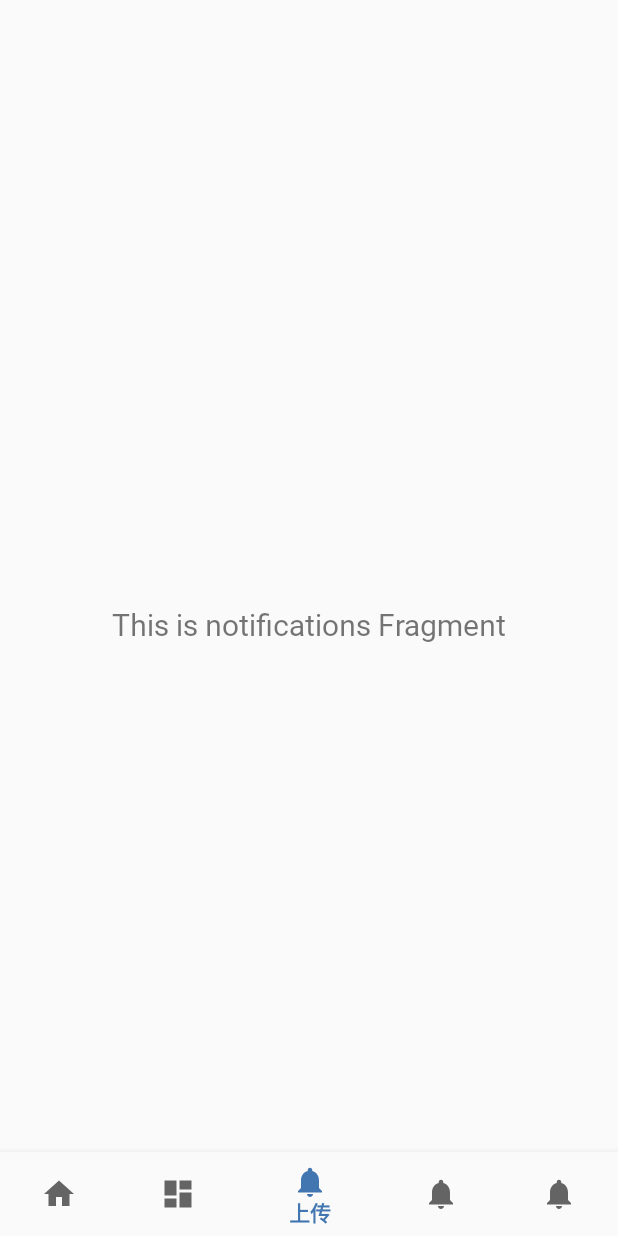
After one commit to ROBINRUGAN/Android_Round5, an Android app: the UploadFragment screen opened through its navigation route, on a phone screen of 412 x 824 dp. The commit adds this screen. Run offline under Robolectric (Android 15) with nearby library versions, the phone set to English and light mode, and no system bars; our stand-ins replace navigation-ui.

Commit message:
创建五个fragment，分别为闲猫，交易，上传，消息，我的

```diff
--- a/app/src/main/java/com/example/android_round5/MainActivity.kt
+++ b/app/src/main/java/com/example/android_round5/MainActivity.kt
@@ -37,7 +37,7 @@ class MainActivity : AppCompatActivity() {
         // menu should be considered as top level destinations.
         val appBarConfiguration = AppBarConfiguration(
             setOf(
-                R.id.navigation_home, R.id.navigation_dashboard, R.id.navigation_notifications
+                R.id.navigation_home, R.id.navigation_deal, R.id.navigation_upload,R.id.navigation_message,R.id.navigation_me
             )
         )
         navView.setupWithNavController(navController)
--- a/app/src/main/java/com/example/android_round5/ui/notifications/NotificationsViewModel.kt
+++ b/app/src/main/java/com/example/android_round5/ui/deal/DealViewModel.kt
@@ -1,13 +1,13 @@
-package com.example.android_round5.ui.notifications
+package com.example.android_round5.ui.deal
 
 import androidx.lifecycle.LiveData
 import androidx.lifecycle.MutableLiveData
 import androidx.lifecycle.ViewModel
 
-class NotificationsViewModel : ViewModel() {
+class DealViewModel : ViewModel() {
 
     private val _text = MutableLiveData<String>().apply {
-        value = "This is notifications Fragment"
+        value = "This is dashboard Fragment"
     }
     val text: LiveData<String> = _text
 }
--- a/app/src/main/java/com/example/android_round5/ui/dashboard/DashboardViewModel.kt
+++ b/app/src/main/java/com/example/android_round5/ui/me/MeViewModel.kt
@@ -1,13 +1,13 @@
-package com.example.android_round5.ui.dashboard
+package com.example.android_round5.ui.me
 
 import androidx.lifecycle.LiveData
 import androidx.lifecycle.MutableLiveData
 import androidx.lifecycle.ViewModel
 
-class DashboardViewModel : ViewModel() {
+class MeViewModel : ViewModel() {
 
     private val _text = MutableLiveData<String>().apply {
-        value = "This is dashboard Fragment"
+        value = "This is notifications Fragment"
     }
     val text: LiveData<String> = _text
 }
--- /dev/null
+++ b/app/src/main/java/com/example/android_round5/ui/upload/UploadFragment.kt
@@ -0,0 +1,42 @@
+package com.example.android_round5.ui.upload
+
+import android.os.Bundle
+import android.view.LayoutInflater
+import android.view.View
+import android.view.ViewGroup
+import android.widget.TextView
+import androidx.fragment.app.Fragment
+import androidx.lifecycle.ViewModelProvider
+import com.example.android_round5.databinding.FragmentUploadBinding
+
+class UploadFragment : Fragment() {
+
+    private var _binding: FragmentUploadBinding? = null
+
+    // This property is only valid between onCreateView and
+    // onDestroyView.
+    private val binding get() = _binding!!
+
+    override fun onCreateView(
+        inflater: LayoutInflater,
+        container: ViewGroup?,
+        savedInstanceState: Bundle?
+    ): View {
+        val uploadViewModel =
+            ViewModelProvider(this).get(UploadViewModel::class.java)
+
+        _binding = FragmentUploadBinding.inflate(inflater, container, false)
+        val root: View = binding.root
+
+        val textView: TextView = binding.textUpload
+        uploadViewModel.text.observe(viewLifecycleOwner) {
+            textView.text = it
+        }
+        return root
+    }
+
+    override fun onDestroyView() {
+        super.onDestroyView()
+        _binding = null
+    }
+}
--- /dev/null
+++ b/app/src/main/java/com/example/android_round5/ui/upload/UploadViewModel.kt
@@ -0,0 +1,13 @@
+package com.example.android_round5.ui.upload
+
+import androidx.lifecycle.LiveData
+import androidx.lifecycle.MutableLiveData
+import androidx.lifecycle.ViewModel
+
+class UploadViewModel : ViewModel() {
+
+    private val _text = MutableLiveData<String>().apply {
+        value = "This is notifications Fragment"
+    }
+    val text: LiveData<String> = _text
+}
--- a/app/src/main/res/layout/fragment_notifications.xml
+++ b/app/src/main/res/layout/fragment_deal.xml
@@ -4,10 +4,10 @@
     xmlns:tools="http://schemas.android.com/tools"
     android:layout_width="match_parent"
     android:layout_height="match_parent"
-    tools:context=".ui.notifications.NotificationsFragment">
+    tools:context=".ui.deal.DealFragment">
 
     <TextView
-        android:id="@+id/text_notifications"
+        android:id="@+id/text_deal"
         android:layout_width="match_parent"
         android:layout_height="wrap_content"
         android:layout_marginStart="8dp"
--- a/app/src/main/res/layout/fragment_dashboard.xml
+++ b/app/src/main/res/layout/fragment_me.xml
@@ -4,10 +4,10 @@
     xmlns:tools="http://schemas.android.com/tools"
     android:layout_width="match_parent"
     android:layout_height="match_parent"
-    tools:context=".ui.dashboard.DashboardFragment">
+    tools:context=".ui.upload.MeFragment">
 
     <TextView
-        android:id="@+id/text_dashboard"
+        android:id="@+id/text_me"
         android:layout_width="match_parent"
         android:layout_height="wrap_content"
         android:layout_marginStart="8dp"
--- /dev/null
+++ b/app/src/main/res/layout/fragment_upload.xml
@@ -0,0 +1,22 @@
+<?xml version="1.0" encoding="utf-8"?>
+<androidx.constraintlayout.widget.ConstraintLayout xmlns:android="http://schemas.android.com/apk/res/android"
+    xmlns:app="http://schemas.android.com/apk/res-auto"
+    xmlns:tools="http://schemas.android.com/tools"
+    android:layout_width="match_parent"
+    android:layout_height="match_parent"
+    tools:context=".ui.upload.MeFragment">
+
+    <TextView
+        android:id="@+id/text_upload"
+        android:layout_width="match_parent"
+        android:layout_height="wrap_content"
+        android:layout_marginStart="8dp"
+        android:layout_marginTop="8dp"
+        android:layout_marginEnd="8dp"
+        android:textAlignment="center"
+        android:textSize="20sp"
+        app:layout_constraintBottom_toBottomOf="parent"
+        app:layout_constraintEnd_toEndOf="parent"
+        app:layout_constraintStart_toStartOf="parent"
+        app:layout_constraintTop_toTopOf="parent" />
+</androidx.constraintlayout.widget.ConstraintLayout>
--- a/app/src/main/res/menu/bottom_nav_menu.xml
+++ b/app/src/main/res/menu/bottom_nav_menu.xml
@@ -4,16 +4,26 @@
     <item
         android:id="@+id/navigation_home"
         android:icon="@drawable/ic_home_black_24dp"
-        android:title="@string/title_home" />
+        android:title="闲猫" />
 
     <item
-        android:id="@+id/navigation_dashboard"
+        android:id="@+id/navigation_deal"
         android:icon="@drawable/ic_dashboard_black_24dp"
-        android:title="@string/title_dashboard" />
+        android:title="交易" />
 
     <item
-        android:id="@+id/navigation_notifications"
+        android:id="@+id/navigation_upload"
         android:icon="@drawable/ic_notifications_black_24dp"
-        android:title="@string/title_notifications" />
+        android:title="上传" />
+
+    <item
+        android:id="@+id/navigation_message"
+        android:icon="@drawable/ic_notifications_black_24dp"
+        android:title="消息" />
+
+    <item
+        android:id="@+id/navigation_me"
+        android:icon="@drawable/ic_notifications_black_24dp"
+        android:title="我的" />
 
 </menu>
--- a/app/src/main/res/navigation/mobile_navigation.xml
+++ b/app/src/main/res/navigation/mobile_navigation.xml
@@ -8,18 +8,28 @@
     <fragment
         android:id="@+id/navigation_home"
         android:name="com.example.android_round5.ui.home.HomeFragment"
-        android:label="@string/title_home"
+        android:label="闲猫"
         tools:layout="@layout/fragment_home" />
 
     <fragment
-        android:id="@+id/navigation_dashboard"
-        android:name="com.example.android_round5.ui.dashboard.DashboardFragment"
-        android:label="@string/title_dashboard"
-        tools:layout="@layout/fragment_dashboard" />
+        android:id="@+id/navigation_deal"
+        android:name="com.example.android_round5.ui.deal.DealFragment"
+        android:label="交易"
+        tools:layout="@layout/fragment_deal" />
 
     <fragment
-        android:id="@+id/navigation_notifications"
-        android:name="com.example.android_round5.ui.notifications.NotificationsFragment"
-        android:label="@string/title_notifications"
-        tools:layout="@layout/fragment_notifications" />
+        android:id="@+id/navigation_upload"
+        android:name="com.example.android_round5.ui.upload.UploadFragment"
+        android:label="上传"
+        tools:layout="@layout/fragment_upload" />
+    <fragment
+        android:id="@+id/navigation_message"
+        android:name="com.example.android_round5.ui.message.MessageFragment"
+        android:label="消息"
+        tools:layout="@layout/fragment_message" />
+    <fragment
+        android:id="@+id/navigation_me"
+        android:name="com.example.android_round5.ui.me.MeFragment"
+        android:label="我的"
+        tools:layout="@layout/fragment_me" />
 </navigation>
--- a/app/src/main/res/values/themes.xml
+++ b/app/src/main/res/values/themes.xml
@@ -11,7 +11,7 @@
         <item name="colorOnSecondary">@color/black</item>
         <!-- Status bar color. -->
         <item name="android:statusBarColor">#6D87B2</item>
-
+<item name="fontFamily" >@font/mew_store</item>
         <!-- Customize your theme here. -->
         <item name="android:windowEnterTransition">@transition/fade</item>
     </style>
```
Also changed, not shown: app/src/main/java/com/example/android_round5/ui/deal/DealFragment.kt (renamed from app/src/main/java/com/example/android_round5/ui/notifications/NotificationsFragment.kt, +9 -9 lines), app/src/main/java/com/example/android_round5/ui/me/MeFragment.kt (added, +42 -0 lines), app/src/main/java/com/example/android_round5/ui/message/MessageFragment.kt (renamed from app/src/main/java/com/example/android_round5/ui/dashboard/DashboardFragment.kt, +9 -9 lines), app/src/main/java/com/example/android_round5/ui/message/MessageViewModel.kt (added, +13 -0 lines), app/src/main/res/layout/fragment_message.xml (added, +22 -0 lines).
